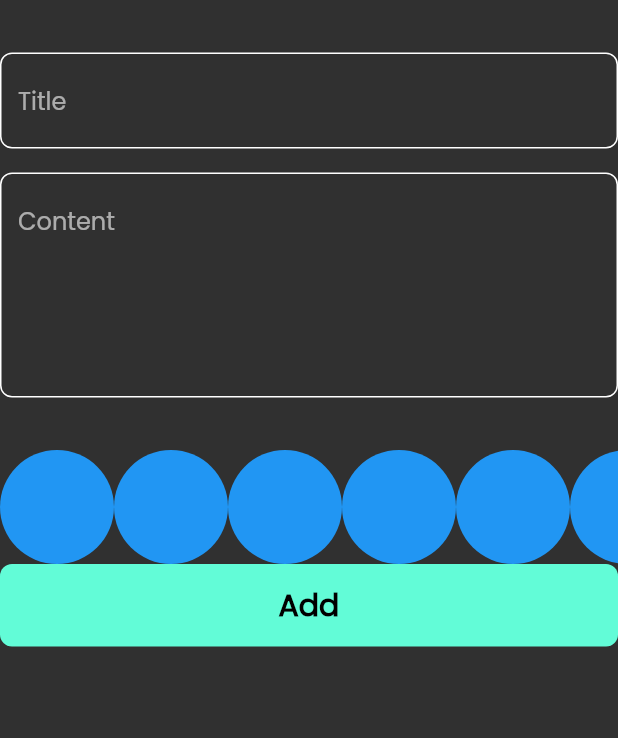
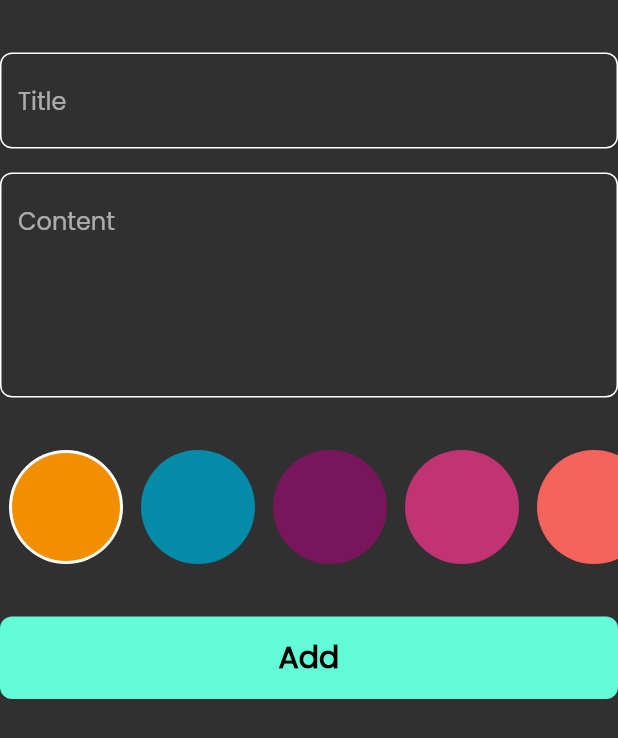
Before and after one commit to ALHassanMusleh/notes_app, a Flutter app: the AddNoteForm widget shown alone on an empty page, opened directly, on a phone screen of 412 x 824 dp. Shown: the top 738 px of the screen. Run offline on Flutter 3.47's test engine with Material 2 defaults, Android fonts, the phone set to English and light mode, and no system bars; our stand-ins replace bloc, flutter_bloc, font_awesome_flutter, hive, hive_flutter; accounts and stored records are empty.

Commit message:
colors list view part two

```diff
--- a/lib/views/widgets/add_note_form.dart
+++ b/lib/views/widgets/add_note_form.dart
@@ -51,6 +51,9 @@
             height: 35,
           ),
           ColorsListView(),
+          const SizedBox(
+            height: 35,
+          ),
           BlocBuilder<AddNoteCubit, AddNoteState>(
             builder: (context, state) {
               return CustomButton(
--- a/lib/views/widgets/color_list_view.dart
+++ b/lib/views/widgets/color_list_view.dart
@@ -1,19 +1,46 @@
 import 'package:flutter/material.dart';
 
 class ColorItem extends StatelessWidget {
-  const ColorItem({super.key});
+  const ColorItem({super.key, required this.isActive, required this.color});
+  final bool isActive;
+  final Color color;
 
   @override
   Widget build(BuildContext context) {
-    return const CircleAvatar(
-      backgroundColor: Colors.blue,
-      radius: 38,
-    );
+    return isActive
+        ? CircleAvatar(
+            radius: 38,
+            backgroundColor: Colors.white,
+            child: CircleAvatar(
+              backgroundColor: color,
+              radius: 36,
+            ),
+          )
+        : CircleAvatar(
+            backgroundColor: color,
+            radius: 38,
+          );
   }
 }
 
-class ColorsListView extends StatelessWidget {
+class ColorsListView extends StatefulWidget {
   const ColorsListView({super.key});
+
+  @override
+  State<ColorsListView> createState() => _ColorsListViewState();
+}
+
+class _ColorsListViewState extends State<ColorsListView> {
+  int currentIndex = 0;
+
+  List<Color> colors = const [
+    Color(0xffF18F01),
+    Color(0xff048BA8),
+    Color(0xff79155B),
+    Color(0xffC23373),
+    Color(0xffF6635C),
+    Color(0xffFFBA86),
+  ];
 
   @override
   Widget build(BuildContext context) {
@@ -21,9 +48,21 @@
       height: 38 * 2, // reduis = 32 => height = 32* 2
       child: ListView.builder(
         scrollDirection: Axis.horizontal,
-        itemCount: 10,
+        itemCount: colors.length,
         itemBuilder: (context, index) {
-          return const ColorItem();
+          return Padding(
+            padding: const EdgeInsets.symmetric(horizontal: 6),
+            child: GestureDetector(
+              onTap: () {
+                currentIndex = index;
+                setState(() {});
+              },
+              child: ColorItem(
+                isActive: currentIndex == index,
+                color: colors[index],
+              ),
+            ),
+          );
         },
       ),
     );
```
